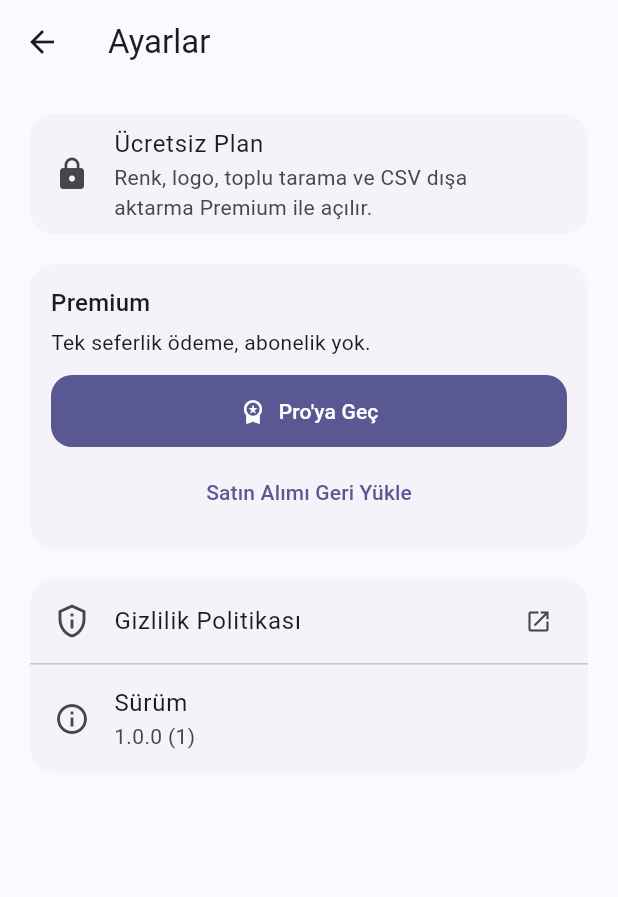
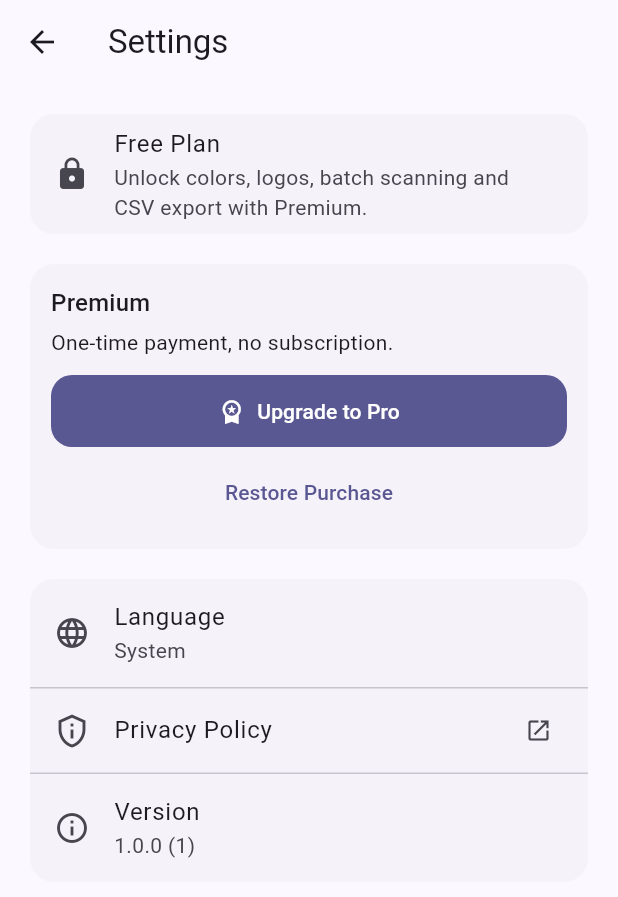
Before and after one commit to safacenkci/qr_pro_app, a Flutter app: the SettingsView screen opened directly, on a phone screen of 412 x 824 dp. Shown: the top 897 px of the screen. Run offline on Flutter 3.47's test engine with Material 3 defaults, Android fonts, the phone set to English and light mode, and no system bars; our stand-ins replace csv, flutter_riverpod, image_picker, in_app_purchase, package_info_plus, permission_handler and 4 more; missing offline and left inert: image_gallery_saver_plus, in_app_purchase_android, mobile_scanner, wifi_iot; accounts and stored records are empty.

Commit message:
Ekran metinlerini ARB'ye taşı, Ayarlar'a dil seçimi ekle, Android yerel uygulama adı ve localeConfig
Co-Authored-By: Claude Opus 5.5 <noreply@anthropic.com>

```diff
--- a/l10n.yaml
+++ b/l10n.yaml
@@ -7,3 +7,7 @@ output-class: AppLocalizations
 nullable-getter: false
 preferred-supported-locales:
   - en
+# Flutter 3.47+ Global*Localizations'ı material_ui/cupertino_ui paketlerine
+# taşıdı; gen-l10n hâlâ eski adları üretiyor. Proje material.dart'tan
+# geçene kadar üretilen dosyadaki bu bilgi uyarısını sustur.
+header: "// ignore_for_file: deprecated_member_use"
--- a/lib/l10n/app_localizations.dart
+++ b/lib/l10n/app_localizations.dart
@@ -1,3 +1,4 @@
+// ignore_for_file: deprecated_member_use
 import 'dart:async';
 
 import 'package:flutter/foundation.dart';
--- a/lib/l10n/app_localizations_en.dart
+++ b/lib/l10n/app_localizations_en.dart
@@ -1,3 +1,5 @@
+// ignore_for_file: deprecated_member_use
+
 // ignore: unused_import
 import 'package:intl/intl.dart' as intl;
 import 'app_localizations.dart';
--- a/lib/l10n/app_localizations_tr.dart
+++ b/lib/l10n/app_localizations_tr.dart
@@ -1,3 +1,5 @@
+// ignore_for_file: deprecated_member_use
+
 // ignore: unused_import
 import 'package:intl/intl.dart' as intl;
 import 'app_localizations.dart';
--- a/lib/views/settings_view.dart
+++ b/lib/views/settings_view.dart
@@ -3,8 +3,10 @@ import 'package:flutter_riverpod/flutter_riverpod.dart';
 import 'package:package_info_plus/package_info_plus.dart';
 
 import '../config/app_config.dart';
+import '../l10n/app_localizations.dart';
 import '../services/premium_service.dart';
 import '../services/url_service.dart';
+import '../viewmodels/locale_viewmodel.dart';
 
 final _packageInfoProvider = FutureProvider<PackageInfo>((ref) {
   return PackageInfo.fromPlatform();
@@ -15,6 +17,8 @@ class SettingsView extends ConsumerWidget {
 
   @override
   Widget build(BuildContext context, WidgetRef ref) {
+    final l10n = AppLocalizations.of(context);
+    final language = ref.watch(localeViewModelProvider);
     final premium = ref.watch(premiumProvider);
     final notifier = ref.read(premiumProvider.notifier);
     final isPremium = premium.isPremium;
@@ -24,18 +28,18 @@ class SettingsView extends ConsumerWidget {
         );
 
     return Scaffold(
-      appBar: AppBar(title: const Text('Ayarlar')),
+      appBar: AppBar(title: Text(l10n.settingsTitle)),
       body: ListView(
         padding: const EdgeInsets.all(16),
         children: [
           Card(
             child: ListTile(
               leading: Icon(isPremium ? Icons.workspace_premium : Icons.lock),
-              title: Text(isPremium ? 'Premium Aktif' : 'Ücretsiz Plan'),
+              title: Text(isPremium ? l10n.premiumActive : l10n.freePlan),
               subtitle: Text(
                 isPremium
-                    ? 'Tüm premium özellikler açık. Teşekkürler!'
-                    : 'Renk, logo, toplu tarama ve CSV dışa aktarma Premium ile açılır.',
+                    ? l10n.premiumActiveDescription
+                    : l10n.freePlanDescription,
               ),
             ),
           ),
@@ -48,11 +52,11 @@ class SettingsView extends ConsumerWidget {
                   crossAxisAlignment: CrossAxisAlignment.stretch,
                   children: [
                     Text(
-                      'Premium',
+                      l10n.premiumTitle,
                       style: Theme.of(context).textTheme.titleMedium,
                     ),
                     const SizedBox(height: 4),
-                    const Text('Tek seferlik ödeme, abonelik yok.'),
+                    Text(l10n.premiumOneTimePayment),
                     const SizedBox(height: 12),
                     FilledButton.icon(
                       onPressed: premium.busy ? null : notifier.buy,
@@ -64,13 +68,15 @@ class SettingsView extends ConsumerWidget {
                             )
                           : const Icon(Icons.workspace_premium),
                       label: Text(
-                        price == null ? "Pro'ya Geç" : "Pro'ya Geç · $price",
+                        price == null
+                            ? l10n.upgradeToPro
+                            : l10n.upgradeToProWithPrice(price),
                       ),
                     ),
                     const SizedBox(height: 6),
                     TextButton(
                       onPressed: premium.busy ? null : notifier.restore,
-                      child: const Text('Satın Alımı Geri Yükle'),
+                      child: Text(l10n.restorePurchase),
                     ),
                   ],
                 ),
@@ -82,8 +88,15 @@ class SettingsView extends ConsumerWidget {
             child: Column(
               children: [
                 ListTile(
+                  leading: const Icon(Icons.language),
+                  title: Text(l10n.language),
+                  subtitle: Text(_languageLabel(l10n, language)),
+                  onTap: () => _pickLanguage(context, ref, language),
+                ),
+                const Divider(height: 1),
+                ListTile(
                   leading: const Icon(Icons.privacy_tip_outlined),
-                  title: const Text('Gizlilik Politikası'),
+                  title: Text(l10n.privacyPolicy),
                   trailing: const Icon(Icons.open_in_new, size: 18),
                   onTap: () => ref
                       .read(urlServiceProvider)
@@ -92,7 +105,7 @@ class SettingsView extends ConsumerWidget {
                 const Divider(height: 1),
                 ListTile(
                   leading: const Icon(Icons.info_outline),
-                  title: const Text('Sürüm'),
+                  title: Text(l10n.version),
                   subtitle: Text(version ?? '…'),
                 ),
               ],
@@ -102,4 +115,46 @@ class SettingsView extends ConsumerWidget {
       ),
     );
   }
+
+  /// Dil adları kendi dillerinde yazılır (Türkçe / English); böylece yanlış
+  /// dile geçen kullanıcı da kendi dilini bulur.
+  static String _languageLabel(AppLocalizations l10n, AppLanguage language) {
+    return switch (language) {
+      AppLanguage.system => l10n.languageSystem,
+      AppLanguage.tr => 'Türkçe',
+      AppLanguage.en => 'English',
+    };
+  }
+
+  Future<void> _pickLanguage(
+    BuildContext context,
+    WidgetRef ref,
+    AppLanguage current,
+  ) async {
+    final l10n = AppLocalizations.of(context);
+    final selected = await showDialog<AppLanguage>(
+      context: context,
+      builder: (context) => SimpleDialog(
+        title: Text(l10n.language),
+        children: [
+          RadioGroup<AppLanguage>(
+            groupValue: current,
+            onChanged: (v) => Navigator.of(context).pop(v),
+            child: Column(
+              mainAxisSize: MainAxisSize.min,
+              children: [
+                for (final language in AppLanguage.values)
+                  RadioListTile<AppLanguage>(
+                    value: language,
+                    title: Text(_languageLabel(l10n, language)),
+                  ),
+              ],
+            ),
+          ),
+        ],
+      ),
+    );
+    if (selected == null || selected == current) return;
+    await ref.read(localeViewModelProvider.notifier).setLanguage(selected);
+  }
 }
```
Also changed, not shown: lib/main.dart (+2 -7 lines), lib/views/generate_view.dart (+52 -42 lines), lib/views/history_view.dart (+32 -24 lines), lib/views/scan_view.dart (+41 -33 lines), 5 other files.
